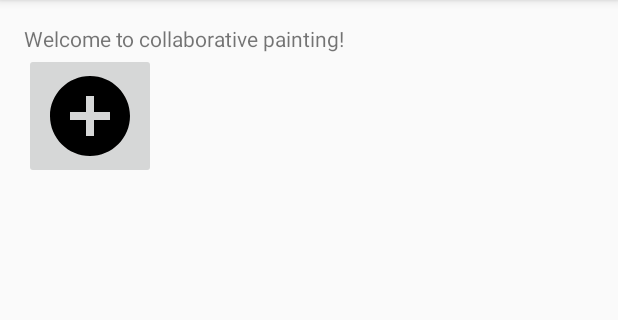
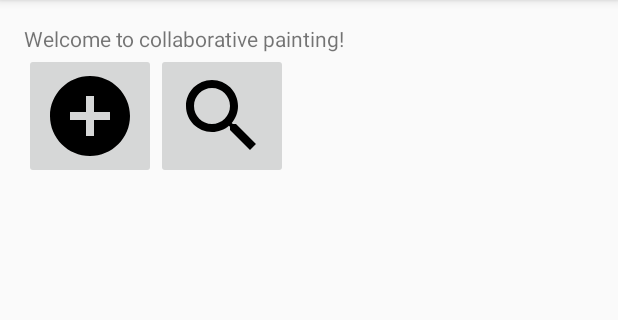
Before and after one commit to Calvin-262-Team-Equinox/magnum-opus-client, an Android app: the screen it shows after launch (MainActivity), on a phone screen of 412 x 824 dp, the part 84-404 px from its top. Run offline under Robolectric (Android 15) with nearby library versions, the phone set to English and light mode, and no system bars.

Commit message:
* UI: Add placeholder find-canvas button

```diff
--- a/app/src/main/AndroidManifest.xml
+++ b/app/src/main/AndroidManifest.xml
@@ -11,9 +11,11 @@
         <activity android:name=".MainActivity">
             <intent-filter>
                 <action android:name="android.intent.action.MAIN"/>
-
+                <action android:name="android.intent.action.SEARCH"/>
                 <category android:name="android.intent.category.LAUNCHER"/>
             </intent-filter>
+            <meta-data android:name="android.app.searchable"
+                       android:resource="@xml/searchable"/>
         </activity>
         <activity android:name=".AboutActivity">
         </activity>
--- a/app/src/main/java/edu/calvin/equinox/magnumopus/MainActivity.java
+++ b/app/src/main/java/edu/calvin/equinox/magnumopus/MainActivity.java
@@ -1,11 +1,13 @@
 package edu.calvin.equinox.magnumopus;
 
+import android.app.SearchManager;
 import android.content.Intent;
 import android.os.Bundle;
 import android.support.v7.app.AppCompatActivity;
 import android.view.Menu;
 import android.view.MenuItem;
 import android.view.View;
+import android.widget.Toast;
 
 /**
  * MainActivity()
@@ -23,6 +25,13 @@ public class MainActivity extends AppCompatActivity
     {
         super.onCreate(savedInstanceState);
         setContentView(R.layout.activity_main);
+
+        Intent intent = getIntent();
+        if (Intent.ACTION_SEARCH.equals(intent.getAction()))
+        {
+            String query = intent.getStringExtra(SearchManager.QUERY);
+            Toast.makeText(this, "Unimplemented: open canvas <" + query + ">", Toast.LENGTH_LONG).show();
+        }
     }
 
     @Override
@@ -56,4 +65,15 @@ public class MainActivity extends AppCompatActivity
     {
         startActivity(new Intent(this, CanvasActivity.class));
     }
+
+    /**
+     * Open the search box for finding a canvas.
+     *
+     * @param view
+     *  The View that called this.
+     */
+    public void findCanvas(View view)
+    {
+        onSearchRequested();
+    }
 }
--- /dev/null
+++ b/app/src/main/res/drawable/ic_search_black_64dp.xml
@@ -0,0 +1,9 @@
+<vector xmlns:android="http://schemas.android.com/apk/res/android"
+        android:width="64dp"
+        android:height="64dp"
+        android:viewportHeight="24.0"
+        android:viewportWidth="24.0">
+    <path
+        android:fillColor="#FF000000"
+        android:pathData="M15.5,14h-0.79l-0.28,-0.27C15.41,12.59 16,11.11 16,9.5 16,5.91 13.09,3 9.5,3S3,5.91 3,9.5 5.91,16 9.5,16c1.61,0 3.09,-0.59 4.23,-1.57l0.27,0.28v0.79l5,4.99L20.49,19l-4.99,-5zM9.5,14C7.01,14 5,11.99 5,9.5S7.01,5 9.5,5 14,7.01 14,9.5 11.99,14 9.5,14z"/>
+</vector>
--- a/app/src/main/res/layout/activity_main.xml
+++ b/app/src/main/res/layout/activity_main.xml
@@ -23,6 +23,16 @@
         android:layout_alignParentLeft="true"
         android:layout_alignParentStart="true"
         android:clickable="true"
-        android:src="@drawable/ic_add_circle_black_24dp"
+        android:src="@drawable/ic_add_circle_black_64dp"
         android:onClick="openCanvas"/>
+
+    <ImageButton
+        android:layout_width="wrap_content"
+        android:layout_height="wrap_content"
+        android:id="@+id/imageButton2"
+        android:layout_below="@+id/textView2"
+        android:layout_toRightOf="@+id/imageButton"
+        android:layout_toEndOf="@+id/imageButton"
+        android:src="@drawable/ic_search_black_64dp"
+        android:onClick="findCanvas" />
 </RelativeLayout>
--- a/app/src/main/res/values/strings.xml
+++ b/app/src/main/res/values/strings.xml
@@ -2,4 +2,5 @@
     <string name="app_name">Magnum Opus</string>
     <string name="menu_about">About</string>
     <string name="about_content">Collaborative painting from brush strokes to masterpiece.\n\nBrought to you by:\nJahn Davis, Casey Jones, Hannah Ludema, and Micah Ng</string>
+    <string name="find_canvas">Enter canvas ID</string>
 </resources>
--- /dev/null
+++ b/app/src/main/res/xml/searchable.xml
@@ -0,0 +1,5 @@
+<?xml version="1.0" encoding="utf-8"?>
+<searchable xmlns:android="http://schemas.android.com/apk/res/android"
+            android:hint="@string/find_canvas"
+            android:label="@string/app_name">
+</searchable>
```
Also changed, not shown: app/src/main/res/drawable/ic_add_circle_black_64dp.xml (renamed from app/src/main/res/drawable/ic_add_circle_black_24dp.xml).
